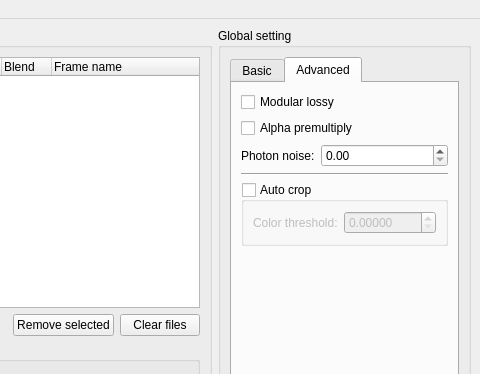
kampidh/JXL-Frame-Stitcher, file mainwindow.ui: the form before one commit; both pictures show x 320 to 800 and y 0 to 374 of the 800 by 640 pixel window.
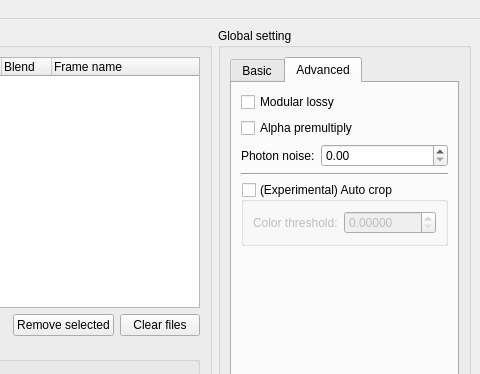
The form after the commit. The open tabs and pages were chosen to show the change.

Commit message: Update screenshot and add explicit experimental label on auto crop

```diff
--- a/mainwindow.ui
+++ b/mainwindow.ui
@@ -638,7 +638,7 @@
                 <string>&lt;html&gt;&lt;head/&gt;&lt;body&gt;&lt;p&gt;Enables automatic frame cropping on animated input, set the color difference threshold with the spin box.&lt;/p&gt;&lt;p&gt;&lt;span style=&quot; font-weight:700;&quot;&gt;Note&lt;/span&gt;: enabling this will also explicitly enable JXL input coalescing. Also, this might won't work properly with frames with partial transparency. This also may slow decode a little bit.&lt;/p&gt;&lt;/body&gt;&lt;/html&gt;</string>
                </property>
                <property name="title">
-                <string>Auto crop</string>
+                <string>(Experimental) Auto crop</string>
                </property>
                <property name="checkable">
                 <bool>true</bool>
```
Left out of the diff: 2 changed lines with no effect on the pictures. The commit also changes 3 other files.
